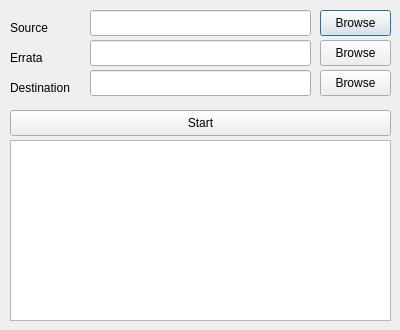
Qt form src/DictionaryFile/Format1ToFormat2/Format1ToFormat2Dialog.ui (karelklic/wikt) before a commit.
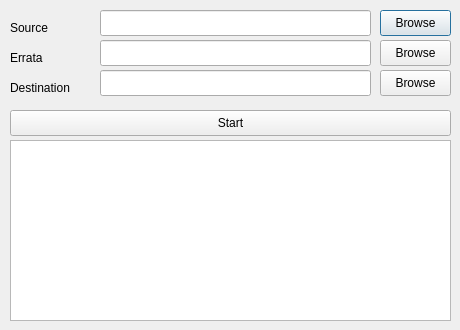
The same form after that commit.

Patch:
```diff
--- a/src/DictionaryFile/Format1ToFormat2/Format1ToFormat2Dialog.ui
+++ b/src/DictionaryFile/Format1ToFormat2/Format1ToFormat2Dialog.ui
@@ -6,19 +6,19 @@
    <rect>
     <x>0</x>
     <y>0</y>
-    <width>400</width>
+    <width>460</width>
     <height>330</height>
    </rect>
   </property>
   <property name="minimumSize">
    <size>
-    <width>400</width>
+    <width>460</width>
     <height>330</height>
    </size>
   </property>
   <property name="maximumSize">
    <size>
-    <width>400</width>
+    <width>460</width>
     <height>330</height>
    </size>
   </property>
@@ -31,9 +31,9 @@
   <widget class="QLineEdit" name="sourceEdit">
    <property name="geometry">
     <rect>
-     <x>90</x>
+     <x>100</x>
      <y>10</y>
-     <width>221</width>
+     <width>271</width>
      <height>26</height>
     </rect>
    </property>
@@ -54,7 +54,7 @@
   <widget class="QPushButton" name="browseSourceButton">
    <property name="geometry">
     <rect>
-     <x>320</x>
+     <x>380</x>
      <y>10</y>
      <width>71</width>
      <height>26</height>
@@ -67,7 +67,7 @@
   <widget class="QPushButton" name="browseDestinationButton">
    <property name="geometry">
     <rect>
-     <x>320</x>
+     <x>380</x>
      <y>70</y>
      <width>71</width>
      <height>26</height>
@@ -80,9 +80,9 @@
   <widget class="QLineEdit" name="destinationEdit">
    <property name="geometry">
     <rect>
-     <x>90</x>
+     <x>100</x>
      <y>70</y>
-     <width>221</width>
+     <width>271</width>
      <height>26</height>
     </rect>
    </property>
@@ -92,7 +92,7 @@
     <rect>
      <x>10</x>
      <y>80</y>
-     <width>71</width>
+     <width>81</width>
      <height>16</height>
     </rect>
    </property>
@@ -105,7 +105,7 @@
     <rect>
      <x>10</x>
      <y>110</y>
-     <width>381</width>
+     <width>441</width>
      <height>26</height>
     </rect>
    </property>
@@ -118,7 +118,7 @@
     <rect>
      <x>10</x>
      <y>140</y>
-     <width>381</width>
+     <width>441</width>
      <height>181</height>
     </rect>
    </property>
@@ -135,9 +135,9 @@
   <widget class="QLineEdit" name="errataEdit">
    <property name="geometry">
     <rect>
-     <x>90</x>
+     <x>100</x>
      <y>40</y>
-     <width>221</width>
+     <width>271</width>
      <height>26</height>
     </rect>
    </property>
@@ -145,7 +145,7 @@
   <widget class="QPushButton" name="browseErrataButton">
    <property name="geometry">
     <rect>
-     <x>320</x>
+     <x>380</x>
      <y>40</y>
      <width>71</width>
      <height>26</height>
```
